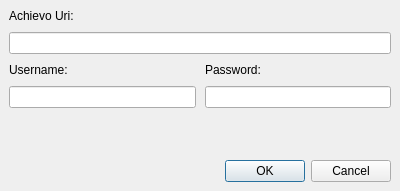
This is src/pyuac_auth.ui in develer-staff/pyuac as Qt 5 draws it before an edit. The edited form follows.
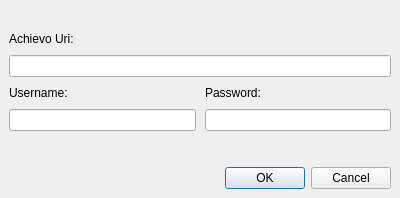
This is the edited form.

Commit message: Aggiunta una label contenente un eventuale messaggio di errore nella fienstra di login.

Patch:
```diff
--- a/src/pyuac_auth.ui
+++ b/src/pyuac_auth.ui
@@ -6,7 +6,7 @@
     <x>0</x>
     <y>0</y>
     <width>400</width>
-    <height>191</height>
+    <height>198</height>
    </rect>
   </property>
   <property name="windowTitle" >
@@ -19,7 +19,41 @@
    <property name="spacing" >
     <number>9</number>
    </property>
+   <item row="1" column="0" >
+    <widget class="QLabel" name="labelAchievoUri" >
+     <property name="text" >
+      <string>Achievo Uri:</string>
+     </property>
+    </widget>
+   </item>
+   <item row="2" column="0" colspan="2" >
+    <widget class="QLineEdit" name="editAchievoUri" />
+   </item>
+   <item row="3" column="0" >
+    <widget class="QLabel" name="labelUsername" >
+     <property name="text" >
+      <string>Username:</string>
+     </property>
+    </widget>
+   </item>
+   <item row="3" column="1" >
+    <widget class="QLabel" name="labelPassowrd" >
+     <property name="text" >
+      <string>Password:</string>
+     </property>
+    </widget>
+   </item>
+   <item row="4" column="0" >
+    <widget class="QLineEdit" name="editUsername" />
+   </item>
    <item row="4" column="1" >
+    <widget class="QLineEdit" name="editPassword" >
+     <property name="echoMode" >
+      <enum>QLineEdit::Password</enum>
+     </property>
+    </widget>
+   </item>
+   <item row="5" column="1" >
     <spacer>
      <property name="orientation" >
       <enum>Qt::Vertical</enum>
@@ -32,44 +66,20 @@
      </property>
     </spacer>
    </item>
-   <item row="5" column="0" colspan="2" >
+   <item row="6" column="0" colspan="2" >
     <widget class="QDialogButtonBox" name="buttonBox" >
      <property name="standardButtons" >
-      <set>QDialogButtonBox::Cancel|QDialogButtonBox::NoButton|QDialogButtonBox::Ok</set>
+      <set>QDialogButtonBox::Cancel|QDialogButtonBox::Ok</set>
      </property>
     </widget>
    </item>
-   <item row="1" column="0" colspan="2" >
-    <widget class="QLineEdit" name="editAchievoUri" />
-   </item>
-   <item row="3" column="1" >
-    <widget class="QLineEdit" name="editPassword" >
-     <property name="echoMode" >
-      <enum>QLineEdit::Password</enum>
-     </property>
-    </widget>
-   </item>
-   <item row="3" column="0" >
-    <widget class="QLineEdit" name="editUsername" />
-   </item>
    <item row="0" column="0" >
-    <widget class="QLabel" name="labelAchievoUri" >
+    <widget class="QLabel" name="messageLabel" >
      <property name="text" >
-      <string>Achievo Uri:</string>
+      <string/>
      </property>
-    </widget>
-   </item>
-   <item row="2" column="0" >
-    <widget class="QLabel" name="labelUsername" >
-     <property name="text" >
-      <string>Username:</string>
-     </property>
-    </widget>
-   </item>
-   <item row="2" column="1" >
-    <widget class="QLabel" name="labelPassowrd" >
-     <property name="text" >
-      <string>Password:</string>
+     <property name="textFormat" >
+      <enum>Qt::RichText</enum>
      </property>
     </widget>
    </item>
```
Left out of the diff: 2 changed lines with no effect on the pictures. The commit also changes 2 other files.
